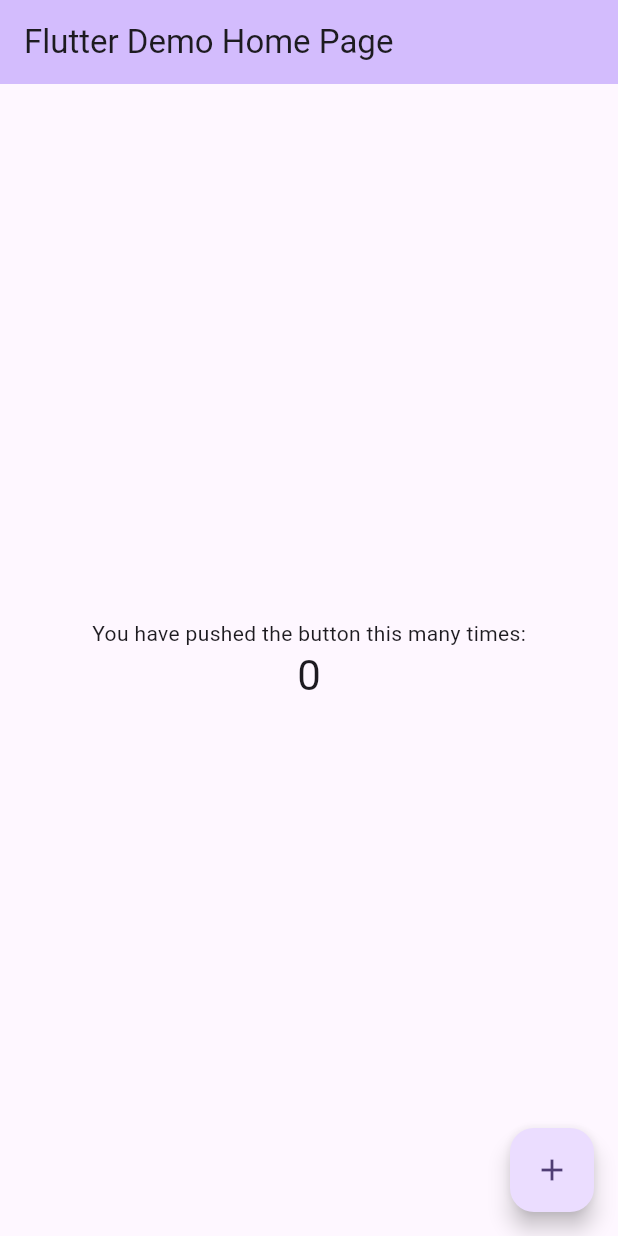
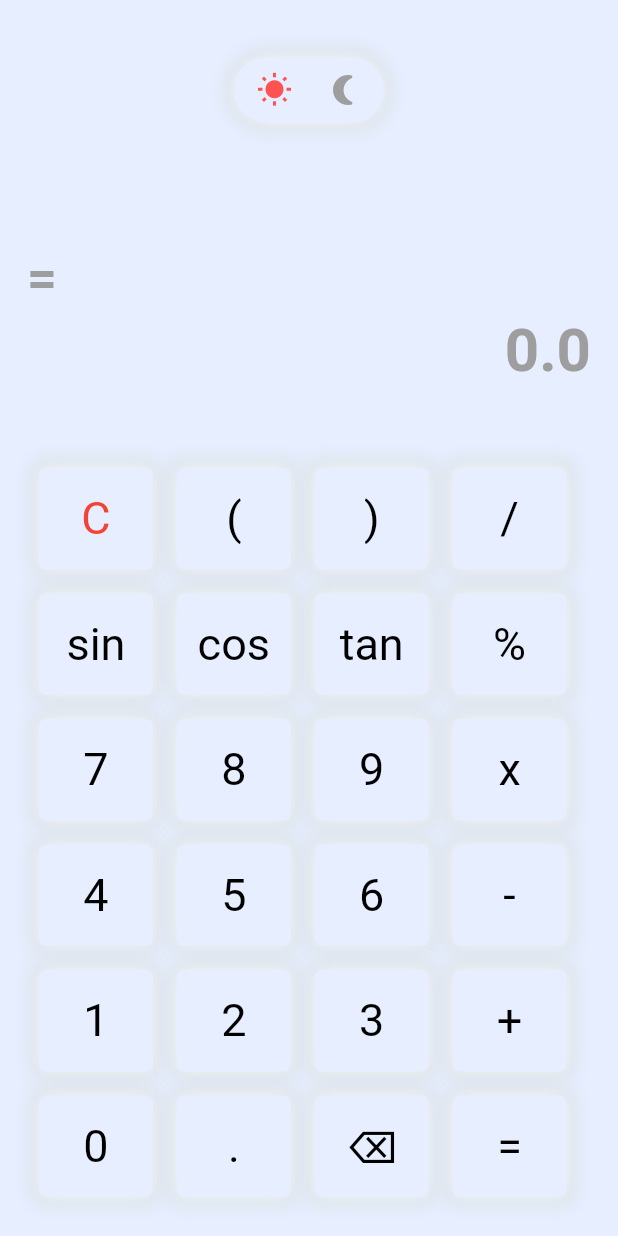
Before and after one commit to ahmedhany1284/Calculator_App, a Flutter app: the screen it shows after launch, on a phone screen of 412 x 824 dp. Run offline on Flutter 3.47's test engine with Material 2 defaults, Android fonts, the phone set to English and light mode, and no system bars; our stand-ins replace fluttertoast, math_expressions.

Commit message:
created the app

```diff
--- /dev/null
+++ b/lib/component.dart
@@ -0,0 +1,78 @@
+
+import 'package:calculator/main.dart';
+import 'package:flutter/material.dart';
+import 'package:fluttertoast/fluttertoast.dart';
+
+
+class DesignedContainer extends StatelessWidget {
+  final bool darkMode;
+  final Widget child;
+  final BorderRadius borderRadius;
+  final EdgeInsetsGeometry padding;
+  final VoidCallback? onPressed;
+
+  DesignedContainer({
+    required this.darkMode,
+    required this.child,
+    required this.borderRadius,
+    required this.padding,
+    this.onPressed,
+  });
+
+  @override
+  Widget build(BuildContext context) {
+    bool _isPressed = false;
+
+    void _onPointerDown(PointerDownEvent event) {
+      _isPressed = true;
+    }
+
+    void _onPointerUp(PointerUpEvent event) {
+      _isPressed = false;
+    }
+
+    return Listener(
+      onPointerDown: _onPointerDown,
+      onPointerUp: _onPointerUp,
+      child: GestureDetector(
+        onTap: onPressed,
+        child: Container(
+          padding: padding,
+          decoration: BoxDecoration(
+            color: darkMode ? colorDark : colorLight,
+            borderRadius: borderRadius,
+            boxShadow: _isPressed
+                ? null
+                : [
+              BoxShadow(
+                color: darkMode ? Colors.black54 : Colors.blueGrey.shade200,
+                offset: Offset(0, 0),
+                blurRadius: 10.0,
+                spreadRadius: 2.0,
+              ),
+              BoxShadow(
+                color: darkMode ? Colors.blueGrey.shade700 : Colors.white,
+                offset: Offset(0, 0),
+                blurRadius: 10.0,
+                spreadRadius: 2.0,
+              ),
+            ],
+          ),
+          child: child,
+        ),
+      ),
+    );
+  }
+}
+
+void showCustomToast(String message) {
+  Fluttertoast.showToast(
+    msg: message,
+    toastLength: Toast.LENGTH_SHORT,
+    gravity: ToastGravity.BOTTOM,
+    timeInSecForIosWeb: 1,
+    backgroundColor: Color.fromRGBO(106, 106, 108, 1),
+    textColor: Colors.white,
+    fontSize: 16.0,
+  );
+}
--- a/lib/main.dart
+++ b/lib/main.dart
@@ -1,125 +1,228 @@
+import 'package:calculator/component.dart';
 import 'package:flutter/material.dart';
+import 'package:math_expressions/math_expressions.dart';
 
 void main() {
-  runApp(const MyApp());
+  runApp(MyApp());
 }
 
 class MyApp extends StatelessWidget {
-  const MyApp({super.key});
-
-  // This widget is the root of your application.
   @override
   Widget build(BuildContext context) {
     return MaterialApp(
-      title: 'Flutter Demo',
-      theme: ThemeData(
-        // This is the theme of your application.
-        //
-        // TRY THIS: Try running your application with "flutter run". You'll see
-        // the application has a blue toolbar. Then, without quitting the app,
-        // try changing the seedColor in the colorScheme below to Colors.green
-        // and then invoke "hot reload" (save your changes or press the "hot
-        // reload" button in a Flutter-supported IDE, or press "r" if you used
-        // the command line to start the app).
-        //
-        // Notice that the counter didn't reset back to zero; the application
-        // state is not lost during the reload. To reset the state, use hot
-        // restart instead.
-        //
-        // This works for code too, not just values: Most code changes can be
-        // tested with just a hot reload.
-        colorScheme: ColorScheme.fromSeed(seedColor: Colors.deepPurple),
-        useMaterial3: true,
-      ),
-      home: const MyHomePage(title: 'Flutter Demo Home Page'),
+      debugShowCheckedModeBanner: false,
+      title: 'Calculator',
+      home: CalculatorNeuApp(),
     );
   }
 }
 
-class MyHomePage extends StatefulWidget {
-  const MyHomePage({super.key, required this.title});
+const Color colorDark = Color(0xFF374352);
+const Color colorLight = Color(0xFFe6eeff);
 
-  // This widget is the home page of your application. It is stateful, meaning
-  // that it has a State object (defined below) that contains fields that affect
-  // how it looks.
-
-  // This class is the configuration for the state. It holds the values (in this
-  // case the title) provided by the parent (in this case the App widget) and
-  // used by the build method of the State. Fields in a Widget subclass are
-  // always marked "final".
-
-  final String title;
-
+class CalculatorNeuApp extends StatefulWidget {
   @override
-  State<MyHomePage> createState() => _MyHomePageState();
+  _CalculatorNeuAppState createState() => _CalculatorNeuAppState();
 }
 
-class _MyHomePageState extends State<MyHomePage> {
-  int _counter = 0;
-
-  void _incrementCounter() {
-    setState(() {
-      // This call to setState tells the Flutter framework that something has
-      // changed in this State, which causes it to rerun the build method below
-      // so that the display can reflect the updated values. If we changed
-      // _counter without calling setState(), then the build method would not be
-      // called again, and so nothing would appear to happen.
-      _counter++;
-    });
-  }
+class _CalculatorNeuAppState extends State<CalculatorNeuApp> {
+  bool darkMode = false;
+  String ans = '';
+  String operation = '';
+  double result = 0;
+  bool showResult = false;
 
   @override
   Widget build(BuildContext context) {
-    // This method is rerun every time setState is called, for instance as done
-    // by the _incrementCounter method above.
-    //
-    // The Flutter framework has been optimized to make rerunning build methods
-    // fast, so that you can just rebuild anything that needs updating rather
-    // than having to individually change instances of widgets.
     return Scaffold(
-      appBar: AppBar(
-        // TRY THIS: Try changing the color here to a specific color (to
-        // Colors.amber, perhaps?) and trigger a hot reload to see the AppBar
-        // change color while the other colors stay the same.
-        backgroundColor: Theme.of(context).colorScheme.inversePrimary,
-        // Here we take the value from the MyHomePage object that was created by
-        // the App.build method, and use it to set our appbar title.
-        title: Text(widget.title),
-      ),
-      body: Center(
-        // Center is a layout widget. It takes a single child and positions it
-        // in the middle of the parent.
+      backgroundColor: darkMode ? colorDark : colorLight,
+      body: Padding(
+        padding: const EdgeInsets.all(18),
         child: Column(
-          // Column is also a layout widget. It takes a list of children and
-          // arranges them vertically. By default, it sizes itself to fit its
-          // children horizontally, and tries to be as tall as its parent.
-          //
-          // Column has various properties to control how it sizes itself and
-          // how it positions its children. Here we use mainAxisAlignment to
-          // center the children vertically; the main axis here is the vertical
-          // axis because Columns are vertical (the cross axis would be
-          // horizontal).
-          //
-          // TRY THIS: Invoke "debug painting" (choose the "Toggle Debug Paint"
-          // action in the IDE, or press "p" in the console), to see the
-          // wireframe for each widget.
-          mainAxisAlignment: MainAxisAlignment.center,
-          children: <Widget>[
-            const Text(
-              'You have pushed the button this many times:',
+          mainAxisAlignment: MainAxisAlignment.spaceBetween,
+          children: [
+            SingleChildScrollView(
+              child: Column(
+                // mainAxisAlignment: MainAxisAlignment.spaceBetween,
+                children: [
+                  SizedBox(height: 20.0,),
+                  GestureDetector(
+                    onTap: () {
+                      setState(() {
+                        darkMode = !darkMode;
+                      });
+                    },
+                    child: _switchMode(),
+                  ),
+                  SizedBox(height: 80),
+                  Row(
+                    mainAxisAlignment: MainAxisAlignment.spaceBetween,
+                    children: [
+                      Text(
+                        '=',
+                        style: TextStyle(
+                            fontSize: 35,
+                            fontWeight: FontWeight.bold,
+                            color: darkMode ? Colors.green : Colors.grey),
+                      ),
+                      TextButton(
+                        onPressed: () {
+                          _calculate();
+                        },
+                        child: Text(
+                          operation,
+                          style: TextStyle(
+                              fontSize: 20,
+                              color: darkMode ? Colors.green : Colors.grey),
+                        ),
+                      ),
+                    ],
+                  ),
+                  Align(
+                    alignment: Alignment.centerRight,
+                    child: Text(
+                       result.toString() ,
+                      style: TextStyle(
+                          fontSize:  40,
+                          fontWeight: FontWeight.bold,
+                          color: darkMode ? Colors.white : Colors.grey),
+                    ),
+                  ),
+
+                  SizedBox(
+                    height: 10,
+                  )
+                ],
+              ),
             ),
-            Text(
-              '$_counter',
-              style: Theme.of(context).textTheme.headlineMedium,
+
+            Column(
+              children: [
+                _buttonsRow(['C', '(', ')', '/']),
+                _buttonsRow(['sin', 'cos', 'tan', '%']),
+                _buttonsRow(['7', '8', '9', 'x']),
+                _buttonsRow(['4', '5', '6', '-']),
+                _buttonsRow(['1', '2', '3', '+']),
+                _buttonsRow(['0', '.', '⌫', '=']),
+              ],
             ),
           ],
         ),
       ),
-      floatingActionButton: FloatingActionButton(
-        onPressed: _incrementCounter,
-        tooltip: 'Increment',
-        child: const Icon(Icons.add),
-      ), // This trailing comma makes auto-formatting nicer for build methods.
+    );
+  }
+
+  void _calculate() {
+    try {
+      Parser p = Parser();
+      ContextModel cm = ContextModel();
+      Expression exp = p.parse(operation.replaceAll('x', '*'));
+      result = exp.evaluate(EvaluationType.REAL, cm);
+      showResult = true;
+      setState(() {});
+    } catch (e) {
+      showCustomToast(e.toString().replaceAll(RegExp(r'.*?:'), '').trim());
+      print(e);
+    }
+  }
+
+  Widget _buttonsRow(List<String> buttons) {
+    return Row(
+      children: buttons.map((buttonText) {
+        return _buttonRounded(
+          title: buttonText,
+          onPressed: () =>_buttonClick(buttonText),
+
+          textColor: buttonText == 'C' ? Colors.red : null,
+          minWidth: buttonText.length > 1 ? 80.0 : null, // Adjust the minimum width for longer texts
+        );
+      }).toList(),
+    );
+  }
+
+
+  void _buttonClick( button) {
+    setState(() {
+      if (button == '=') {
+        _calculate();
+      } else if (button == 'C') {
+        operation = '';
+        result = 0;
+        showResult = false;
+      } else if (button == '⌫') {
+        if (operation.isNotEmpty) {
+          operation = operation.substring(0, operation.length - 1);
+        }
+      } else {
+        operation += button;
+      }
+    });
+  }
+
+  Widget _buttonRounded({
+    String? title,
+    double padding = 5,
+    IconData? icon,
+    Color? iconColor,
+    Color? textColor,
+    required VoidCallback onPressed, double? minWidth,
+  }) {
+    return Padding(
+      padding: const EdgeInsets.all(8),
+      child: DesignedContainer(
+        darkMode: darkMode,
+        borderRadius: BorderRadius.circular(5),
+        padding: EdgeInsets.all(padding),
+        onPressed: onPressed,
+        child: Container(
+          width:  MediaQuery.of(context).size.width * 0.16,
+          height: MediaQuery.of(context).size.height * 0.07,
+          child: Center(
+            child: title != null
+                ? Text(
+              '$title',
+              style: TextStyle(
+                color: textColor ?? (darkMode ? Colors.white : Colors.black),
+                fontSize: 30,
+              ),
+            )
+                : Icon(
+              icon,
+              color: iconColor,
+              size: 30,
+            ),
+          ),
+        ),
+      ),
+    );
+  }
+
+  Widget _switchMode() {
+    return DesignedContainer(
+      darkMode: darkMode,
+      padding: EdgeInsets.symmetric(vertical: 10, horizontal: 15),
+      borderRadius: BorderRadius.circular(40),
+      onPressed: () {
+        setState(() {
+          darkMode = !darkMode;
+        });
+      },
+      child: Container(
+        width: 70,
+        child: Row(
+          mainAxisAlignment: MainAxisAlignment.spaceBetween,
+          children: [
+            Icon(
+              Icons.wb_sunny,
+              color: darkMode ? Colors.grey : Colors.redAccent,
+            ),
+            Icon(
+              Icons.nightlight_round,
+              color: darkMode ? Colors.green : Colors.grey,
+            ),
+          ],
+        ),
+      ),
     );
   }
 }
--- a/pubspec.yaml
+++ b/pubspec.yaml
@@ -35,6 +35,9 @@ dependencies:
   # The following adds the Cupertino Icons font to your application.
   # Use with the CupertinoIcons class for iOS style icons.
   cupertino_icons: ^1.0.2
+  math_expressions: ^2.0.2
+  fluttertoast: ^8.2.2
+
 
 dev_dependencies:
   flutter_test:
```
Also changed, not shown: pubspec.lock, 1 other file.
